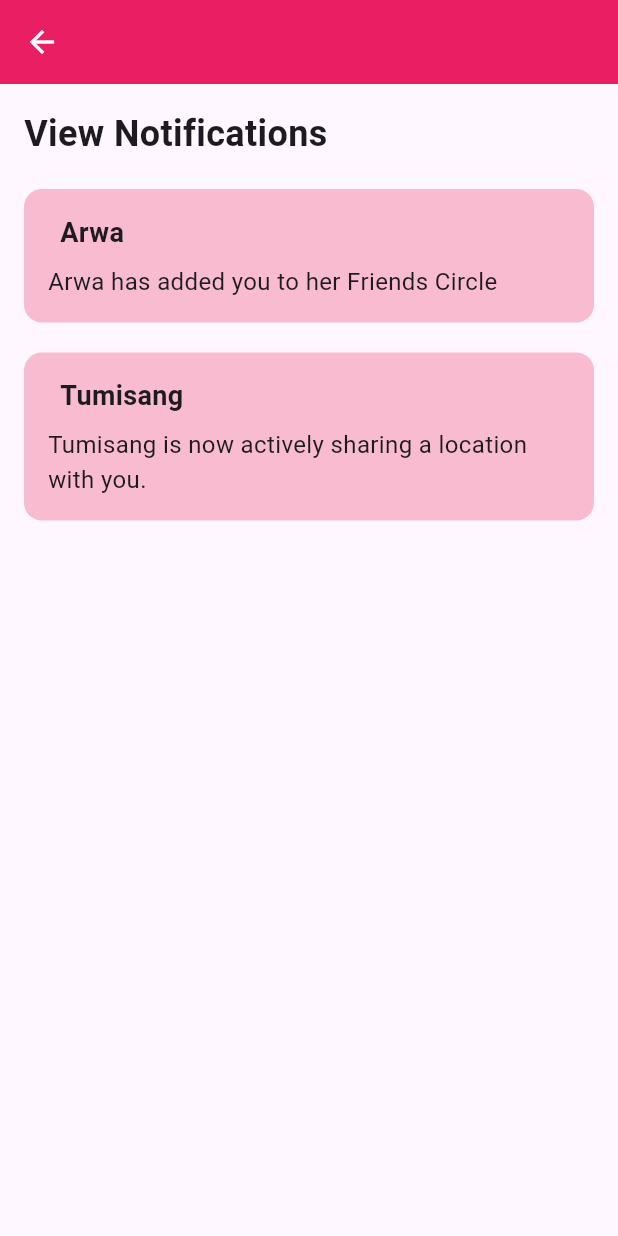
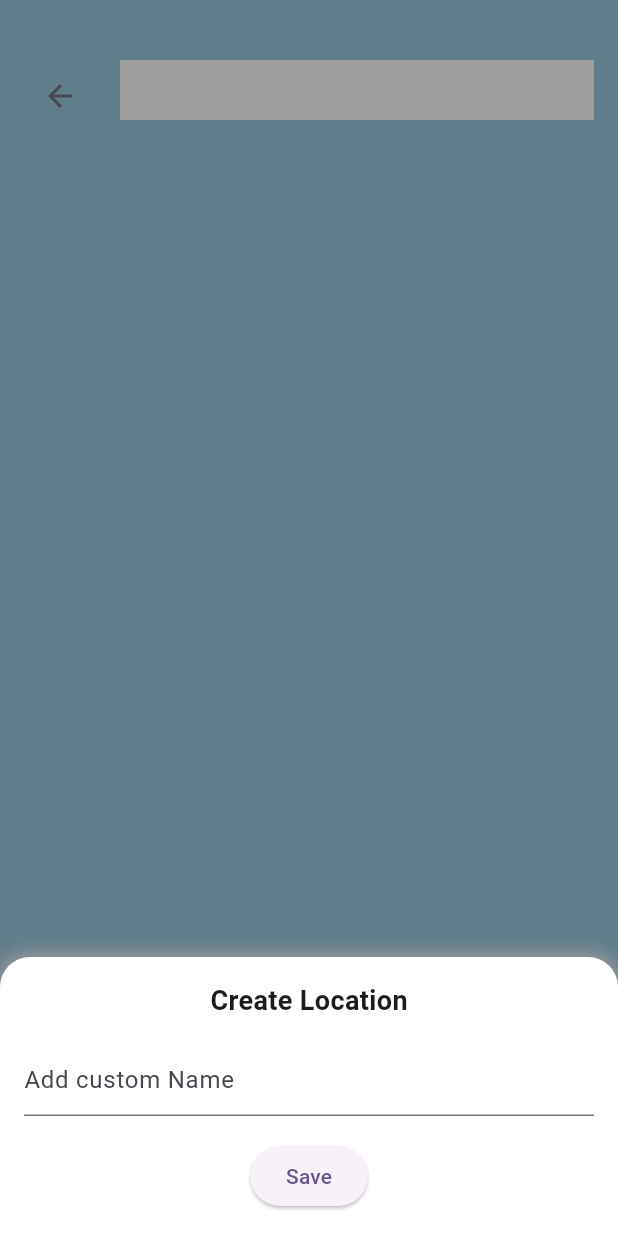
Before and after one commit to silakironji/SafeHer_app, a Flutter app: the NotificationsScreen screen opened by its route, after a tap on "Arwa", on a phone screen of 412 x 824 dp. Run offline on Flutter 3.47's test engine with Material 3 defaults, Android fonts, the phone set to English and light mode, and no system bars; our stand-ins replace font_awesome_flutter, geolocator, google_maps_flutter.

Commit message:
added checkin and checkedin screens

```diff
--- /dev/null
+++ b/lib/checkin_screen.dart
@@ -0,0 +1,127 @@
+import 'package:flutter/material.dart';
+
+class CheckinScreen extends StatefulWidget {
+  @override
+  _CheckinScreen createState() => _CheckinScreen();
+}
+
+class _CheckinScreen extends State<CheckinScreen> {
+  TextEditingController _locationController = TextEditingController();
+  TextEditingController _customNameController = TextEditingController();
+
+  @override
+  Widget build(BuildContext context) {
+    return Scaffold(
+      body: Stack(
+        children: [
+          // 1. Google Maps Widget
+          GoogleMapWidget(),
+
+          // 2. Back Button
+          Positioned(
+            top: 40,
+            left: 16,
+            child: BackButton(),
+          ),
+
+          // 3. Search Bar
+          Positioned(
+            top: 40,
+            right: 16,
+            left: 80, // Adjust the left value according to your design
+            child: SearchBar(),
+          ),
+
+          // 4. Non-hiding Bottom Sheet
+          Align(
+            alignment: Alignment.bottomCenter,
+            child: BottomSheetWidget(
+              title: 'Create Location',
+              inputPlaceholder: 'Add custom Name',
+              customNameController: _customNameController,
+            ),
+          ),
+        ],
+      ),
+    );
+  }
+}
+
+class GoogleMapWidget extends StatelessWidget {
+  @override
+  Widget build(BuildContext context) {
+    // Implement your Google Maps widget here
+    return Container(
+      // Replace with your Google Maps implementation
+      color: Colors.blueGrey,
+    );
+  }
+}
+
+class SearchBar extends StatelessWidget {
+  @override
+  Widget build(BuildContext context) {
+    // Implement your search bar widget here
+    return Container(
+      // Replace with your search bar implementation
+      height: 40,
+      color: Colors.grey,
+    );
+  }
+}
+
+class BottomSheetWidget extends StatelessWidget {
+  final String title;
+  final String inputPlaceholder;
+  final TextEditingController customNameController;
+
+  BottomSheetWidget({
+    required this.title,
+    required this.inputPlaceholder,
+    required this.customNameController,
+  });
+
+  @override
+  Widget build(BuildContext context) {
+    return Container(
+      padding: EdgeInsets.all(16),
+      decoration: BoxDecoration(
+        color: Colors.white,
+        borderRadius: BorderRadius.only(
+          topLeft: Radius.circular(20),
+          topRight: Radius.circular(20),
+        ),
+        boxShadow: [
+          BoxShadow(
+            color: Colors.grey,
+            blurRadius: 10,
+            spreadRadius: 2,
+          ),
+        ],
+      ),
+      child: Column(
+        mainAxisSize: MainAxisSize.min,
+        children: [
+          Text(
+            title,
+            style: TextStyle(fontSize: 18, fontWeight: FontWeight.bold),
+          ),
+          SizedBox(height: 16),
+          TextField(
+            controller: customNameController,
+            decoration: InputDecoration(
+              hintText: inputPlaceholder,
+            ),
+          ),
+          SizedBox(height: 16),
+          ElevatedButton(
+            onPressed: () {
+          Navigator.of(context).pushNamed("/checkedin");
+            },
+            child: Text('Save'),
+          ),
+        ],
+      ),
+    );
+  }
+}
--- a/lib/notifications_screen.dart
+++ b/lib/notifications_screen.dart
@@ -28,7 +28,7 @@ class NotificationsScreen extends StatelessWidget {
             SizedBox(height: 20),
             GestureDetector(
               onTap: () {
-                // Handle click for the first notification
+                Navigator.of(context).pushNamed("/checkin");
                 print('Clicked on Arwa notification');
               },
               child: NotificationItem(
--- a/lib/shesafe_app.dart
+++ b/lib/shesafe_app.dart
@@ -1,4 +1,6 @@
 import 'package:flutter/material.dart';
+import 'package:shesafe/checkedin_screen.dart';
+import 'package:shesafe/checkin_screen.dart';
 import 'package:shesafe/create2_circle.dart';
 import 'package:shesafe/create_circle.dart';
 import 'package:shesafe/home_screen.dart';
@@ -40,6 +42,10 @@ class SheSafeApp extends StatelessWidget {
         "/soscount":(context) =>const SosCountScreen(),
         "/invitescreen":(context) =>const InviteScreen(),
         "/yourcircle":(context) =>const YourCircleScreen(),
+        "/checkin":(context) =>CheckinScreen(),
+        "/checkedin":(context) =>CheckedinScreen(),
+
+
 
       }
     );
--- a/pubspec.yaml
+++ b/pubspec.yaml
@@ -54,6 +54,7 @@ dev_dependencies:
   # package. See that file for information about deactivating specific lint
   # rules and activating additional ones.
   flutter_lints: ^2.0.0
+  geocoding: ^2.0.1
 
 # For information on the generic Dart part of this file, see the
 # following page: https://dart.dev/tools/pub/pubspec
```
Also changed, not shown: lib/checkedin_screen.dart (added, +119 -0 lines), pubspec.lock.
